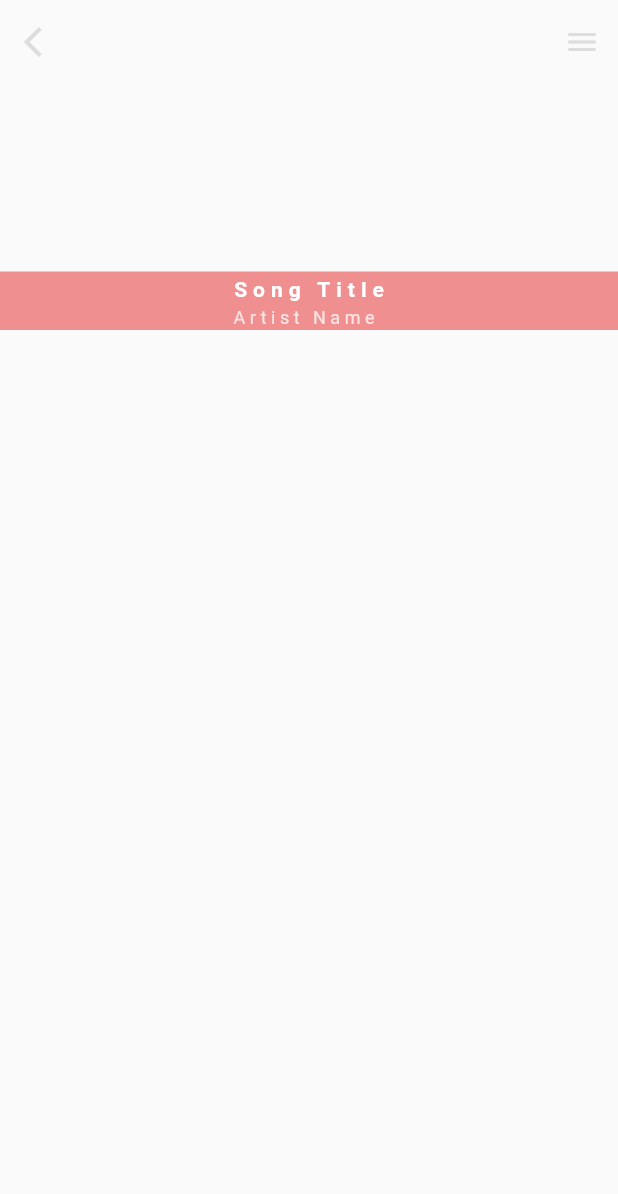
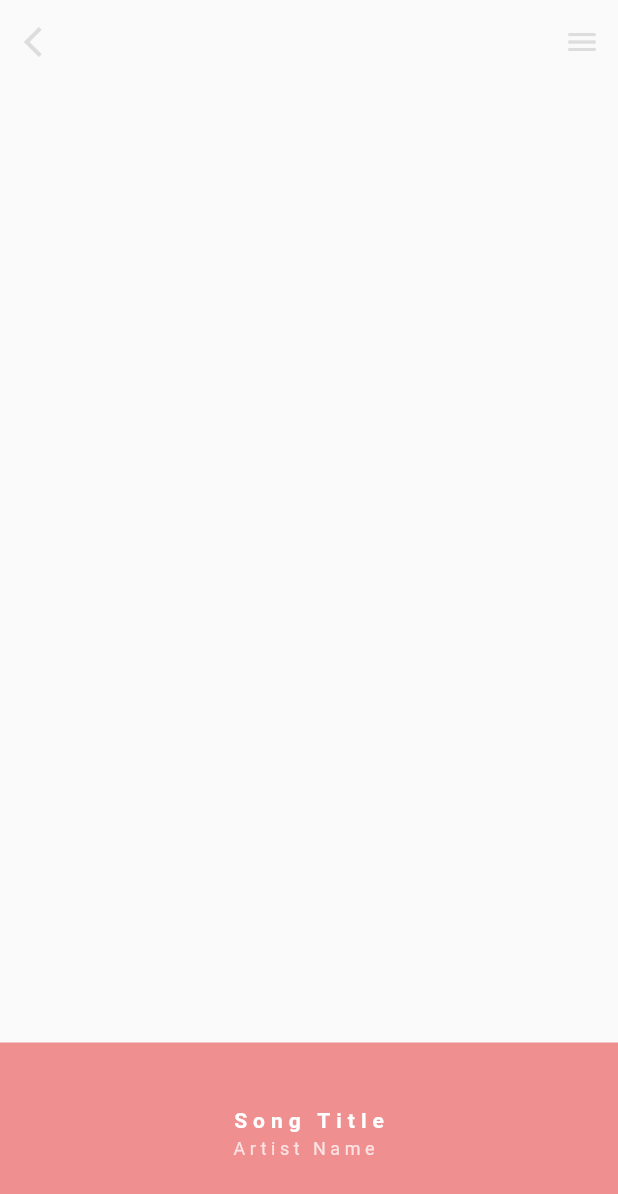
Before and after one commit to rydein/flutter_challenge_mp, a Flutter app: the screen it shows after launch, on a phone screen of 412 x 824 dp. Shown: the top 1194 px of the screen. Run offline on Flutter 3.47's test engine with Material 2 defaults, Android fonts, the phone set to English and light mode, and no system bars.

Commit message:
add some padding to text info area

```diff
--- a/lib/main.dart
+++ b/lib/main.dart
@@ -54,6 +54,9 @@ class _MyHomePageState extends State<MyHomePage> {
       body: new Column(
         children: <Widget>[
           // Seek bar
+          new Expanded(
+            child: new Container(),
+          ),
 
           // Visualizer
           new Container(
@@ -64,6 +67,8 @@ class _MyHomePageState extends State<MyHomePage> {
           // Song title, artist name, and controls
           new Container(
               color: accentColor,
+              child: new Padding(
+                padding: const EdgeInsets.only(top: 40.0, bottom: 50.0),
                 child: new Column(
                   children: <Widget>[
                     new RichText(
@@ -87,7 +92,6 @@ class _MyHomePageState extends State<MyHomePage> {
                             fontSize: 12.0,
                             letterSpacing: 3.0,
                             height: 1.5,
-
                           ),
                         )
                       ],
@@ -96,6 +100,7 @@ class _MyHomePageState extends State<MyHomePage> {
                       children: <Widget>[],
                     )
                   ],
+                ),
               )),
         ],
       ),
```
Lines whose indentation alone changed are shown as unchanged.
